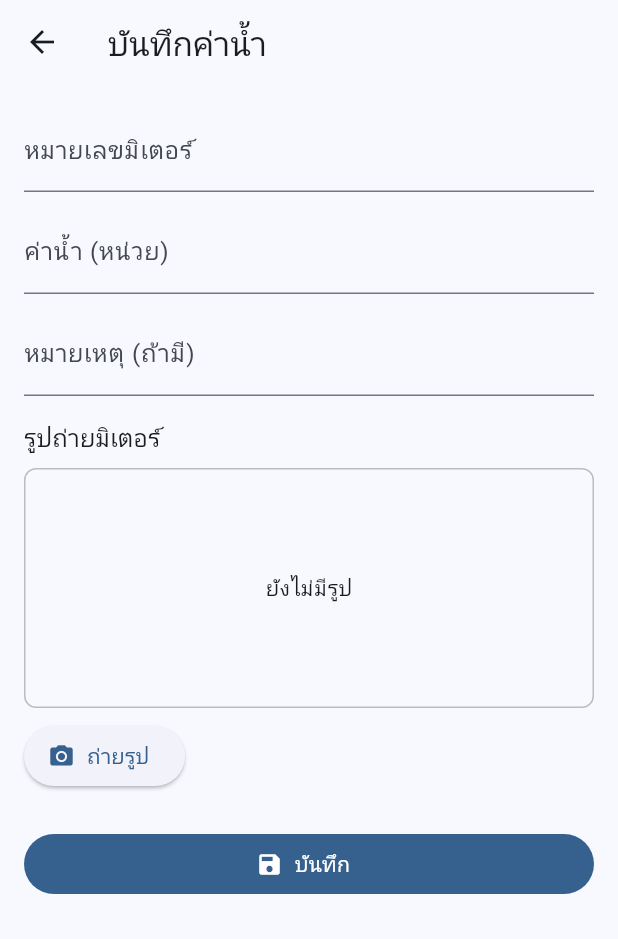
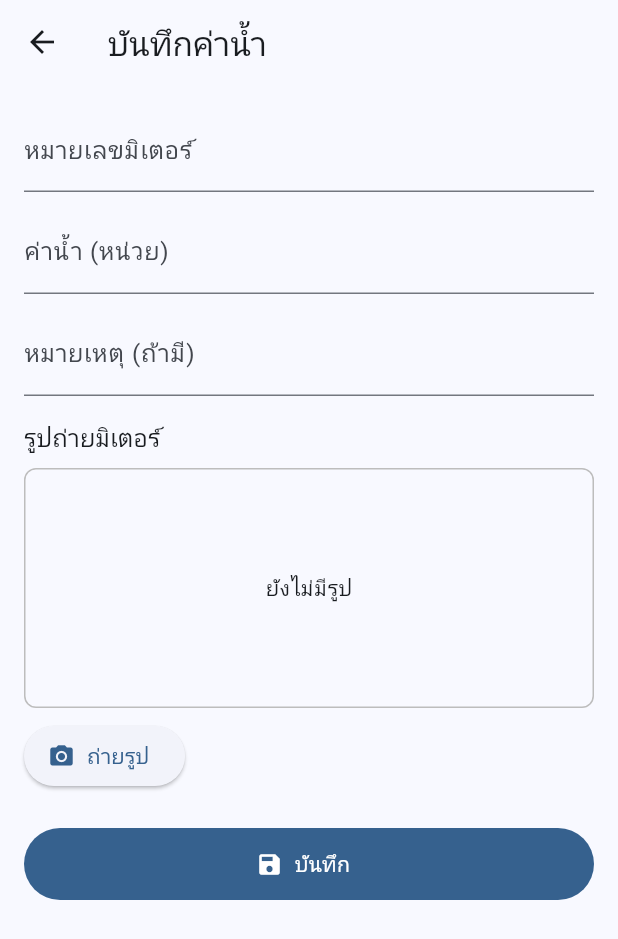
Before and after one commit to Notties/meter_reader_mobile, a Flutter app: the ReadingFormPage screen opened by its route, on a phone screen of 412 x 824 dp. Shown: the top 939 px of the screen. Run offline on Flutter 3.47's test engine with Material 3 defaults, Android fonts, the phone set to English and light mode, and no system bars; our stand-ins replace get, image_picker, permission_handler.

Commit message:
refactor: update FilledButton style for consistent minimum height

```diff
--- a/lib/pages/reading/reading-form.page.dart
+++ b/lib/pages/reading/reading-form.page.dart
@@ -95,6 +95,9 @@ class ReadingFormPage extends StatelessWidget {
                 onPressed: c.saveForm,
                 icon: const Icon(Icons.save),
                 label: const Text('บันทึก'),
+                style: FilledButton.styleFrom(
+                  minimumSize: const Size.fromHeight(48),
+                ),
               ),
             ],
           ),
```
